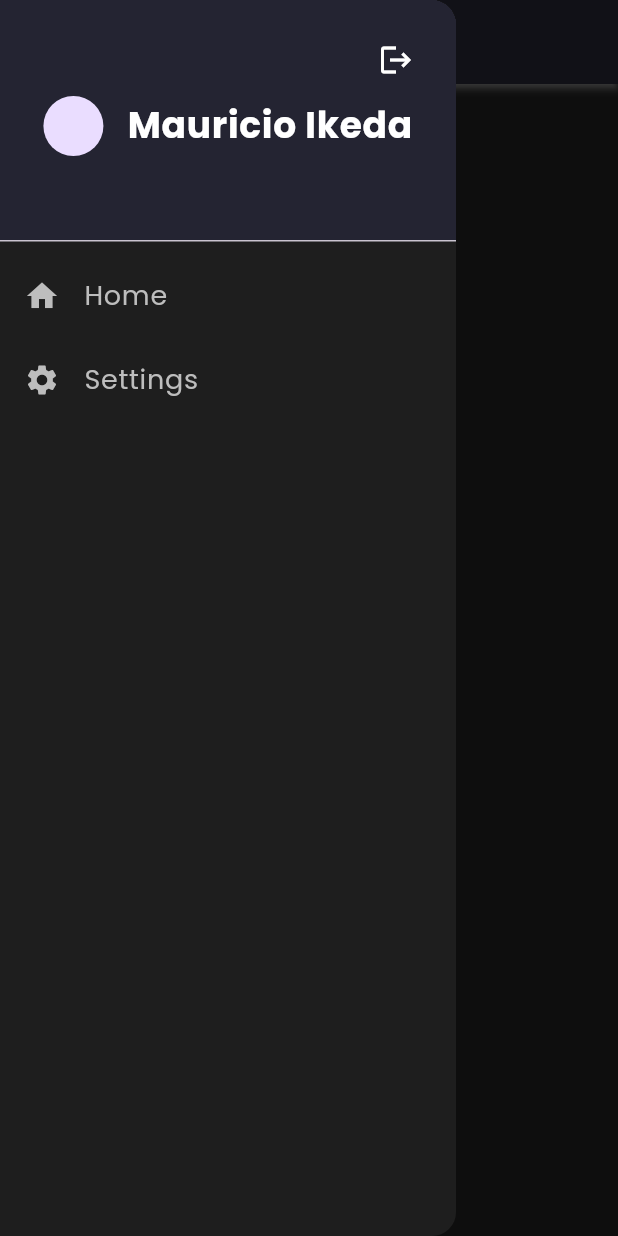
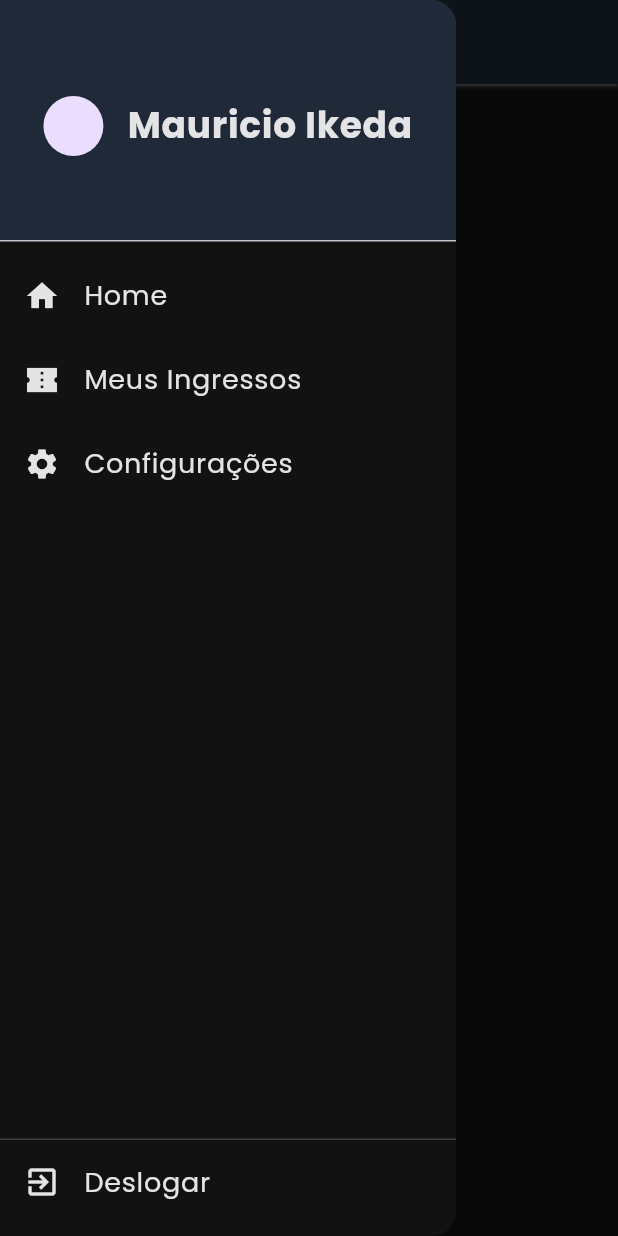
Before and after one commit to MauricioIkeda/Ingressinhos-FrontEnd, a Flutter app: the HomePage screen opened by its route, with the side drawer open, on a phone screen of 412 x 824 dp. Run offline on Flutter 3.47's test engine with Material 3 defaults, Android fonts, the phone set to English and light mode, and no system bars; our stand-ins replace brasil_fields, dio, flutter_bloc, flutter_secure_storage, get_it, google_fonts; accounts and stored records are empty.

Commit message:
ajeitando cores

```diff
--- a/ingressinhos_frontend/lib/core/theme/app_colors.dart
+++ b/ingressinhos_frontend/lib/core/theme/app_colors.dart
@@ -1,23 +1,31 @@
 import 'package:flutter/material.dart';
 
 class AppColors {
-  static const backgroundColor = Color(0xFF1E1E1E);
+  // Paleta Escura Moderna & Minimalista
+  static const backgroundColor = Color(0xFF121212); // Preto profundo
+  static const surfaceColor = Color(0xFF1E1E1E); // Cinza muito escuro
 
-  // TextFormField Colors
+  // Textos
+  static const primaryText = Color(0xFFE4E4E7); // Branco suave
+  static const secondaryText = Color(0xFF9CA3AF); // Cinza médio
 
-  static const primaryColor = Color(0xFFFF8C42);
+  // Cor Primária - Azul Vibrante
+  static const primaryColor = Color(0xFF3B82F6); // Azul limpo e moderno
+  static const primaryFocus = Color(0xFF60A5FA); // Azul mais claro
 
-  static const primaryFocus = Color(0xFFFFA552);
-
-  static const secondaryText = Color(0xFFBDBDBD);
+  // Cor Secundária - Cinza Elegante
+  static const secondaryColor = Color(0xFF374151); // Cinza escuro
+  static const secondaryFocus = Color(0xFF4B5563); // Cinza mais claro
 
   // SnackBar Colors
+  static const errorColor = Color(0xFFEF4444); // Vermelho vibrante
+  static const successColor = Color(0xFF10B981); // Verde vibrante
+  static const warningColor = Color(0xFFFB923C); // Laranja vibrante
 
-  static const errorColor = Color(0xFFFF4C4C);
+  // AppBar e Drawer
+  static const appBarBackgroundColor = Color(0xFF1F2937); // Cinza escuro elegante
 
-  static const successColor = Color(0xFF4CAF50);
-
-  // AppBar Colors
-
-  static const appBarBackgroundColor = Color.fromARGB(255, 36, 36, 50);
+  // Acentos
+  static const accentColor = Color(0xFF3B82F6); // Azul principal
+  static const accentSecondary = Color(0xFF8B5CF6); // Roxo suave
 }
--- a/ingressinhos_frontend/lib/core/widgets/header.dart
+++ b/ingressinhos_frontend/lib/core/widgets/header.dart
@@ -9,15 +9,15 @@ class IngressinhosAppBar extends StatelessWidget
   @override
   Widget build(BuildContext context) {
     return AppBar(
-      elevation: 2,
+      elevation: 1,
       surfaceTintColor: Colors.transparent,
       shadowColor: Colors.white,
-      iconTheme: IconThemeData(color: AppColors.secondaryText),
+      iconTheme: IconThemeData(color: AppColors.primaryText),
       backgroundColor: AppColors.appBarBackgroundColor,
       title: Text(
         'Ingressinhos',
         style: GoogleFonts.poppins(
-          color: AppColors.secondaryText,
+          color: AppColors.primaryColor,
           fontSize: 24,
           fontWeight: FontWeight.bold,
         ),
@@ -38,22 +38,17 @@ class IngressinhosDrawer extends StatelessWidget {
   Widget build(BuildContext context) {
     return Drawer(
       backgroundColor: AppColors.backgroundColor,
+      child: Column(
+        children: [
+          Expanded(
             child: ListView(
               padding: EdgeInsets.zero,
               children: [
                 DrawerHeader(
-            decoration: BoxDecoration(color: AppColors.appBarBackgroundColor),
-            child: Stack(
-              children: [
-                Align(
-                  alignment: Alignment.topRight,
-                  child: IconButton(
-                    tooltip: 'Deslogar',
-                    icon: Icon(Icons.logout, color: Colors.white),
-                    onPressed: onLogout,
+                  decoration: BoxDecoration(
+                    color: AppColors.appBarBackgroundColor,
                   ),
-                ),
-                Center(
+                  child: Center(
                     child: Row(
                       mainAxisSize: MainAxisSize.min,
                       children: [
@@ -62,7 +57,7 @@ class IngressinhosDrawer extends StatelessWidget {
                         Text(
                           'Mauricio Ikeda',
                           style: GoogleFonts.poppins(
-                          color: Colors.white,
+                            color: AppColors.primaryText,
                             fontSize: 24,
                             fontWeight: FontWeight.bold,
                           ),
@@ -70,15 +65,13 @@ class IngressinhosDrawer extends StatelessWidget {
                       ],
                     ),
                   ),
-              ],
-            ),
                 ),
                 ListTile(
-            leading: Icon(Icons.home, color: AppColors.secondaryText),
+                  leading: Icon(Icons.home, color: AppColors.primaryText),
                   title: Text(
                     'Home',
                     style: GoogleFonts.poppins(
-                color: AppColors.secondaryText,
+                      color: AppColors.primaryText,
                       fontSize: 18,
                     ),
                   ),
@@ -87,11 +80,24 @@ class IngressinhosDrawer extends StatelessWidget {
                   },
                 ),
                 ListTile(
-            leading: Icon(Icons.settings, color: AppColors.secondaryText),
+                  leading: Icon(Icons.confirmation_num_sharp, color: AppColors.primaryText),
                   title: Text(
-              'Settings',
+                    'Meus Ingressos',
                     style: GoogleFonts.poppins(
-                color: AppColors.secondaryText,
+                      color: AppColors.primaryText,
+                      fontSize: 18,
+                    ),
+                  ),
+                  onTap: () {
+                    Navigator.pop(context);
+                  },
+                ),
+                ListTile(
+                  leading: Icon(Icons.settings, color: AppColors.primaryText),
+                  title: Text(
+                    'Configurações',
+                    style: GoogleFonts.poppins(
+                      color: AppColors.primaryText,
                       fontSize: 18,
                     ),
                   ),
@@ -101,6 +107,24 @@ class IngressinhosDrawer extends StatelessWidget {
                 ),
               ],
             ),
+          ),
+          Divider(color: AppColors.secondaryText.withOpacity(0.3), height: 1),
+          ListTile(
+            leading: Icon(Icons.exit_to_app, color: AppColors.primaryText),
+            title: Text(
+              'Deslogar',
+              style: GoogleFonts.poppins(
+                color: AppColors.primaryText,
+                fontSize: 18,
+              ),
+            ),
+            onTap: () {
+              onLogout?.call();
+            },
+          ),
+          SizedBox(height: 8),
+        ],
+      ),
     );
   }
 }
--- a/ingressinhos_frontend/lib/features/auth/presentation/pages/login_page.dart
+++ b/ingressinhos_frontend/lib/features/auth/presentation/pages/login_page.dart
@@ -75,7 +75,7 @@ class _LoginPageState extends State<LoginPage> {
                       child: TextFormField(
                         controller: emailController,
 
-                        style: GoogleFonts.poppins(color: Colors.white),
+                        style: GoogleFonts.poppins(color: AppColors.primaryText),
 
                         validator: (value) {
                           if (value == null || value.isEmpty) {
@@ -122,7 +122,7 @@ class _LoginPageState extends State<LoginPage> {
 
                         obscureText: true,
 
-                        style: GoogleFonts.poppins(color: Colors.white),
+                        style: GoogleFonts.poppins(color: AppColors.primaryText),
 
                         validator: (value) {
                           if (value == null || value.isEmpty) {
@@ -187,7 +187,7 @@ class _LoginPageState extends State<LoginPage> {
 
                         style: ElevatedButton.styleFrom(
                           backgroundColor: AppColors.primaryColor,
-                          foregroundColor: Colors.white,
+                          foregroundColor: AppColors.primaryText,
 
                           padding: const EdgeInsets.symmetric(vertical: 16),
 
@@ -201,7 +201,7 @@ class _LoginPageState extends State<LoginPage> {
                                 width: 22,
                                 height: 22,
                                 child: CircularProgressIndicator(
-                                  color: Colors.white,
+                                  color: AppColors.primaryText,
                                   strokeWidth: 2,
                                 ),
                               )
--- a/ingressinhos_frontend/lib/features/auth/presentation/pages/register_page.dart
+++ b/ingressinhos_frontend/lib/features/auth/presentation/pages/register_page.dart
@@ -86,7 +86,7 @@ class _RegisterPageState extends State<RegisterPage> {
                         child: TextFormField(
                           controller: nameController,
 
-                          style: GoogleFonts.poppins(color: Colors.white),
+                          style: GoogleFonts.poppins(color: AppColors.primaryText),
 
                           validator: (value) {
                             if (value == null || value.isEmpty) {
@@ -129,7 +129,7 @@ class _RegisterPageState extends State<RegisterPage> {
                         child: TextFormField(
                           controller: emailController,
 
-                          style: GoogleFonts.poppins(color: Colors.white),
+                          style: GoogleFonts.poppins(color: AppColors.primaryText),
 
                           validator: (value) {
                             if (value == null || value.isEmpty) {
@@ -183,7 +183,7 @@ class _RegisterPageState extends State<RegisterPage> {
                             CpfInputFormatter(),
                           ],
 
-                          style: GoogleFonts.poppins(color: Colors.white),
+                          style: GoogleFonts.poppins(color: AppColors.primaryText),
 
                           validator: (value) {
                             if (value == null || value.isEmpty) {
@@ -228,7 +228,7 @@ class _RegisterPageState extends State<RegisterPage> {
 
                           obscureText: true,
 
-                          style: GoogleFonts.poppins(color: Colors.white),
+                          style: GoogleFonts.poppins(color: AppColors.primaryText),
 
                           validator: (value) {
                             if (value == null || value.isEmpty) {
@@ -297,7 +297,7 @@ class _RegisterPageState extends State<RegisterPage> {
 
                           style: ElevatedButton.styleFrom(
                             backgroundColor: AppColors.primaryColor,
-                            foregroundColor: Colors.white,
+                            foregroundColor: AppColors.primaryText,
 
                             padding: const EdgeInsets.symmetric(vertical: 16),
 
--- a/ingressinhos_frontend/lib/features/home/presentation/pages/home_page.dart
+++ b/ingressinhos_frontend/lib/features/home/presentation/pages/home_page.dart
@@ -36,7 +36,7 @@ class HomePage extends StatelessWidget {
           child: Text(
             'Home Page',
             style: GoogleFonts.poppins(
-              color: AppColors.secondaryText,
+              color: AppColors.primaryText,
               fontSize: 18,
             ),
           ),
```
Lines whose indentation alone changed are shown as unchanged.
